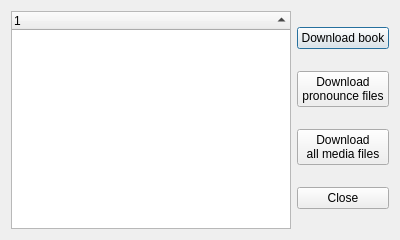
Before: the Qt Designer form HaiBeiDanCi/serverdatadialog.ui in HuangHuafeng/repeat, drawn with Qt 5.
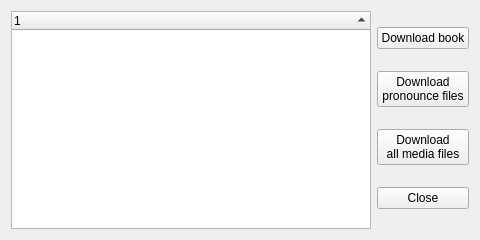
After: the same form once the commit is applied.

```diff
--- a/HaiBeiDanCi/serverdatadialog.ui
+++ b/HaiBeiDanCi/serverdatadialog.ui
@@ -6,7 +6,7 @@
    <rect>
     <x>0</x>
     <y>0</y>
-    <width>400</width>
+    <width>480</width>
     <height>240</height>
    </rect>
   </property>
@@ -23,6 +23,9 @@
          <property name="text">
           <string>Download book</string>
          </property>
+         <property name="autoDefault">
+          <bool>false</bool>
+         </property>
         </widget>
        </item>
        <item>
@@ -31,6 +34,9 @@
           <string>Download
 pronounce files</string>
          </property>
+         <property name="autoDefault">
+          <bool>false</bool>
+         </property>
         </widget>
        </item>
        <item>
@@ -39,6 +45,9 @@
           <string>Download
 all media files</string>
          </property>
+         <property name="autoDefault">
+          <bool>false</bool>
+         </property>
         </widget>
        </item>
        <item>
@@ -46,6 +55,9 @@
          <property name="text">
           <string>Close</string>
          </property>
+         <property name="autoDefault">
+          <bool>false</bool>
+         </property>
         </widget>
        </item>
       </layout>
```
